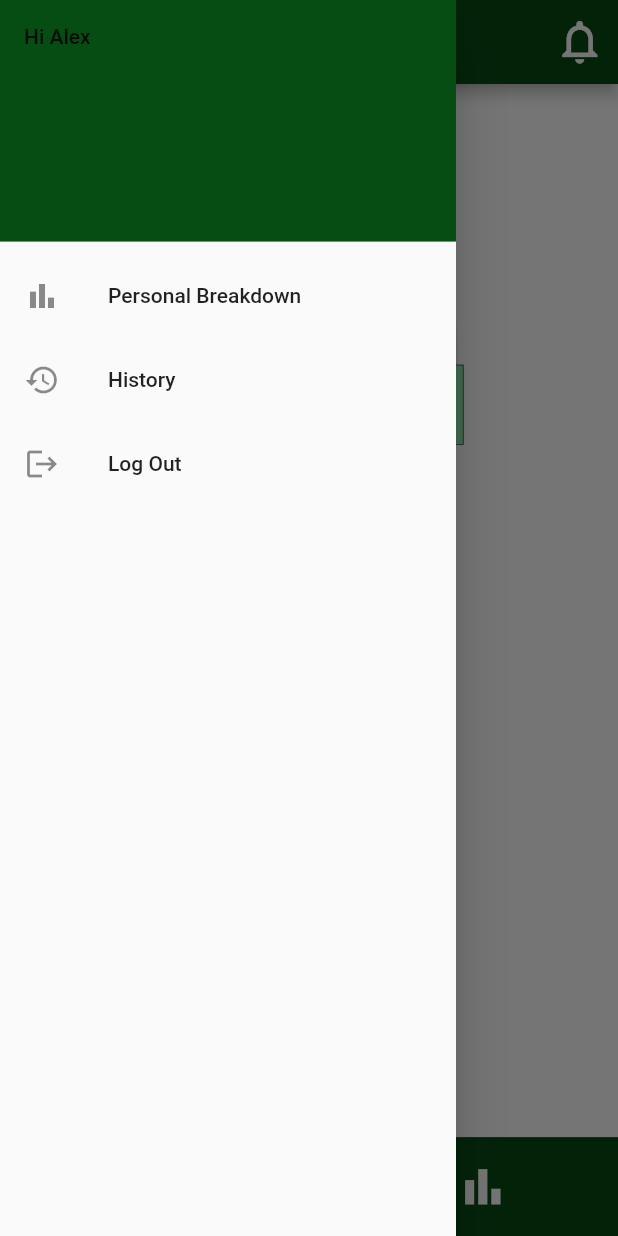
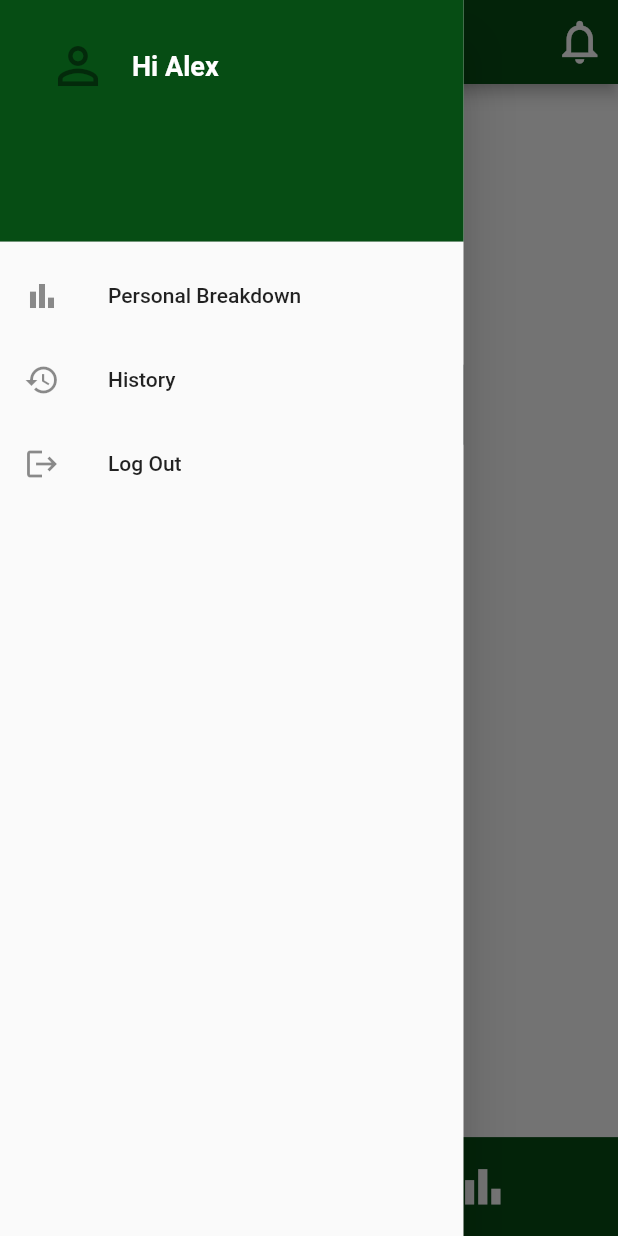
Before and after one commit to suhas-arun/drp_40, a Flutter app: the screen it shows after launch, with the side drawer open, on a phone screen of 412 x 824 dp. Run offline on Flutter 3.47's test engine with Material 2 defaults, Android fonts, the phone set to English and light mode, and no system bars; our stand-ins replace cloud_firestore, firebase_core, fl_chart, pie_chart; accounts and stored records are empty.

Commit message:
Added user profile image to drawer

```diff
--- a/lib/components/drawer.dart
+++ b/lib/components/drawer.dart
@@ -1,7 +1,10 @@
 import 'package:flutter/material.dart';
 import 'package:saveshare/constants/colour.dart';
 
+import '../constants/size.dart';
+import '../constants/text.dart';
 import '../data/drawer_items.dart';
+import '../user/user.dart';
 
 class AppDrawer extends StatelessWidget {
   const AppDrawer({super.key});
@@ -9,15 +12,20 @@ class AppDrawer extends StatelessWidget {
   @override
   Widget build(BuildContext context) {
     return Drawer(
+        width: APPSize.WIDTH(context) * 0.75,
         child: ListView(
-      padding: EdgeInsets.zero,
-      children: [
-        const DrawerHeader(
-            decoration: BoxDecoration(color: APPColour.green),
-            child: Text("Hi Alex")),
-        buildDrawerItems()
-      ],
-    ));
+          padding: EdgeInsets.zero,
+          children: [
+            DrawerHeader(
+                decoration: const BoxDecoration(color: APPColour.green),
+                child: ListTile(
+                  leading: User.curUser.profilePicture,
+                  title: Text("Hi ${User.curUser.name}",
+                      style: APPText.mediumText(Colors.white)),
+                )),
+            buildDrawerItems()
+          ],
+        ));
   }
 
   Widget buildDrawerItems() {
--- a/lib/pages/chart_page.dart
+++ b/lib/pages/chart_page.dart
@@ -17,7 +17,6 @@ class _ChartPageState extends State<ChartPage> {
   Widget build(BuildContext context) {
     return Scaffold(
         resizeToAvoidBottomInset: false,
-        backgroundColor: Colors.white,
         appBar: const TopBar(),
         drawer: const AppDrawer(),
         body: Column(
--- a/lib/pages/home_page.dart
+++ b/lib/pages/home_page.dart
@@ -19,7 +19,6 @@ class _HomePageState extends State<HomePage> {
   Widget build(BuildContext context) {
     return Scaffold(
         resizeToAvoidBottomInset: false,
-        backgroundColor: Colors.white,
         appBar: const TopBar(),
         drawer: const AppDrawer(),
         body: Column(
--- a/lib/user/user.dart
+++ b/lib/user/user.dart
@@ -1,8 +1,6 @@
-
 import 'package:cloud_firestore/cloud_firestore.dart';
 import 'package:saveshare/constants/size.dart';
 import 'package:flutter/material.dart';
-
 
 //will have to implement comparable probably
 class User {
@@ -16,7 +14,7 @@ class User {
     ),
   });
 
-  static const String curUser = "Alex";
+  static User curUser = User(name: "Alex", energyPercentage: 10);
 
   String name;
 
```
Also changed, not shown: lib/components/user_tile.dart (+5 -5 lines).
